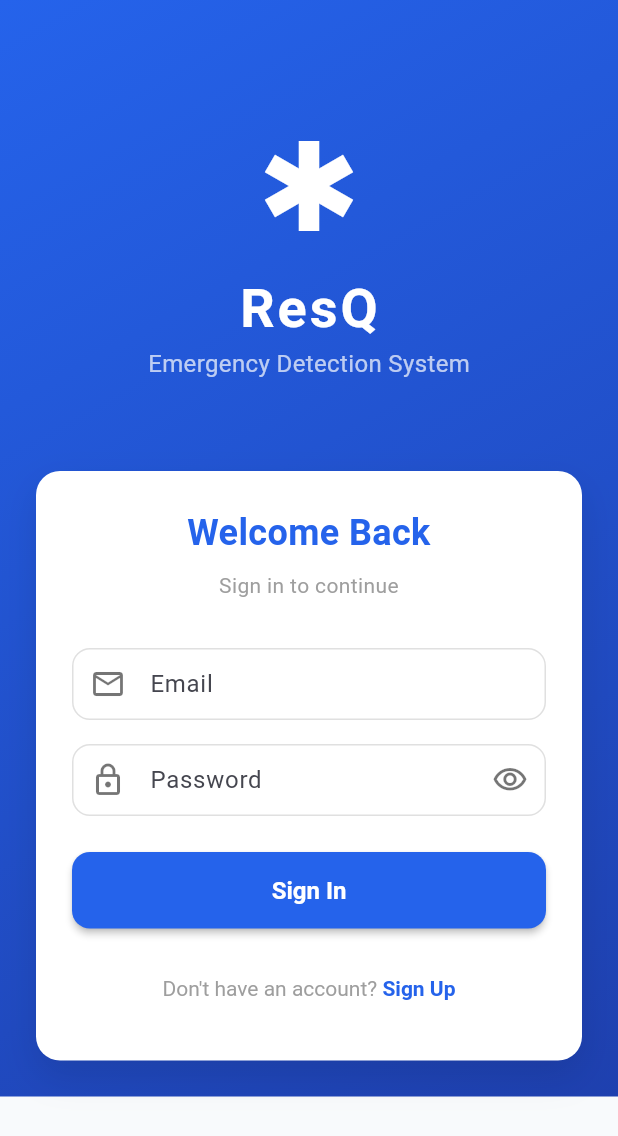
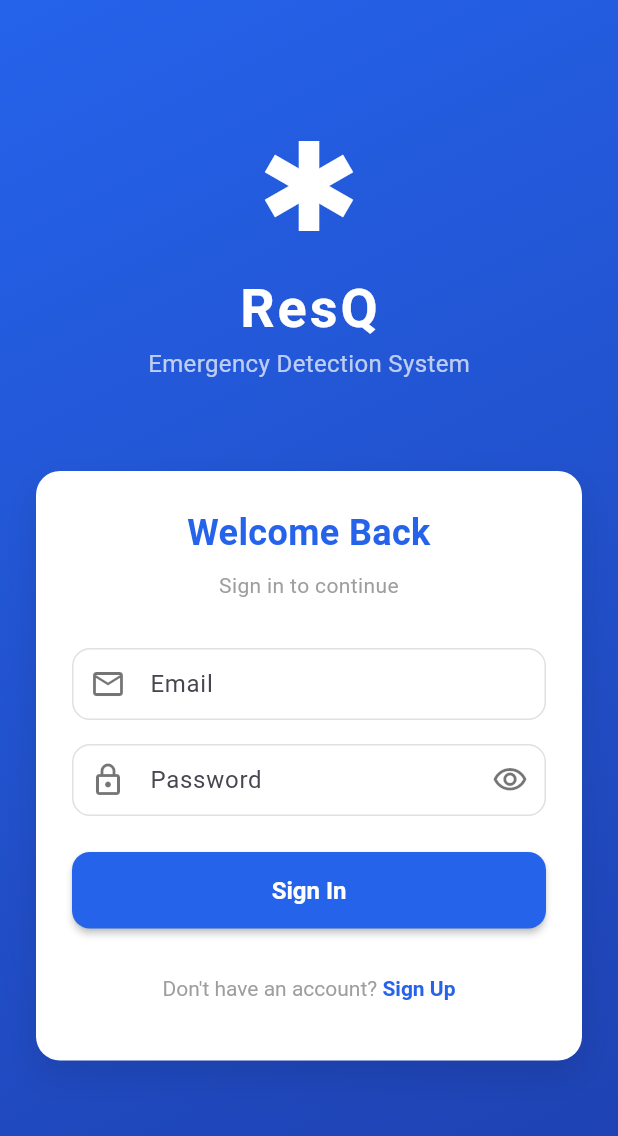
Before and after one commit to DivyaP1063/ResQ, a Flutter app: the screen it shows after launch, on a phone screen of 412 x 824 dp. Shown: the top 1136 px of the screen. Run offline on Flutter 3.47's test engine with Material 3 defaults, Android fonts, the phone set to English and light mode, and no system bars; our stand-ins replace dio, permission_handler, shared_preferences; missing offline and left inert: record; accounts and stored records are empty.

Commit message:
some other UI fixes

```diff
--- a/flutter_frontend/lib/screens/auth/login_screen.dart
+++ b/flutter_frontend/lib/screens/auth/login_screen.dart
@@ -75,6 +75,7 @@ class _LoginScreenState extends State<LoginScreen> {
   Widget build(BuildContext context) {
     return Scaffold(
       body: Container(
+        height: double.infinity,
         decoration: const BoxDecoration(
           gradient: AppTheme.primaryGradient,
         ),
--- a/flutter_frontend/lib/screens/auth/register_screen.dart
+++ b/flutter_frontend/lib/screens/auth/register_screen.dart
@@ -86,6 +86,7 @@ class _RegisterScreenState extends State<RegisterScreen> {
   Widget build(BuildContext context) {
     return Scaffold(
       body: Container(
+        height: double.infinity,
         decoration: const BoxDecoration(
           gradient: AppTheme.primaryGradient,
         ),
```
